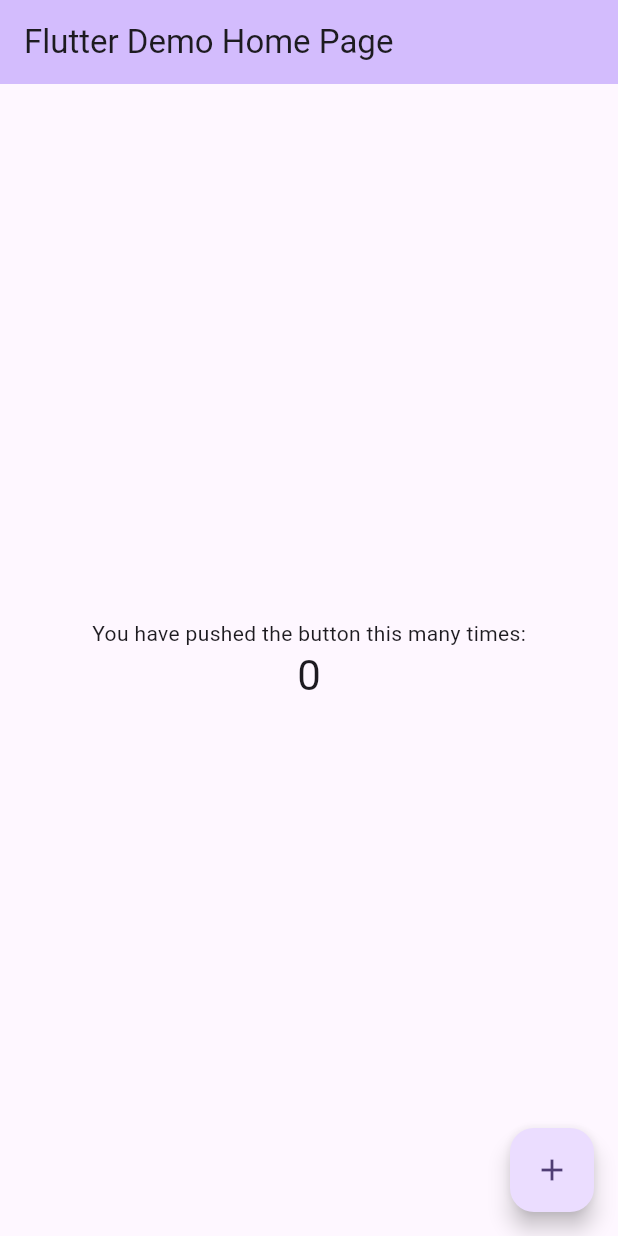
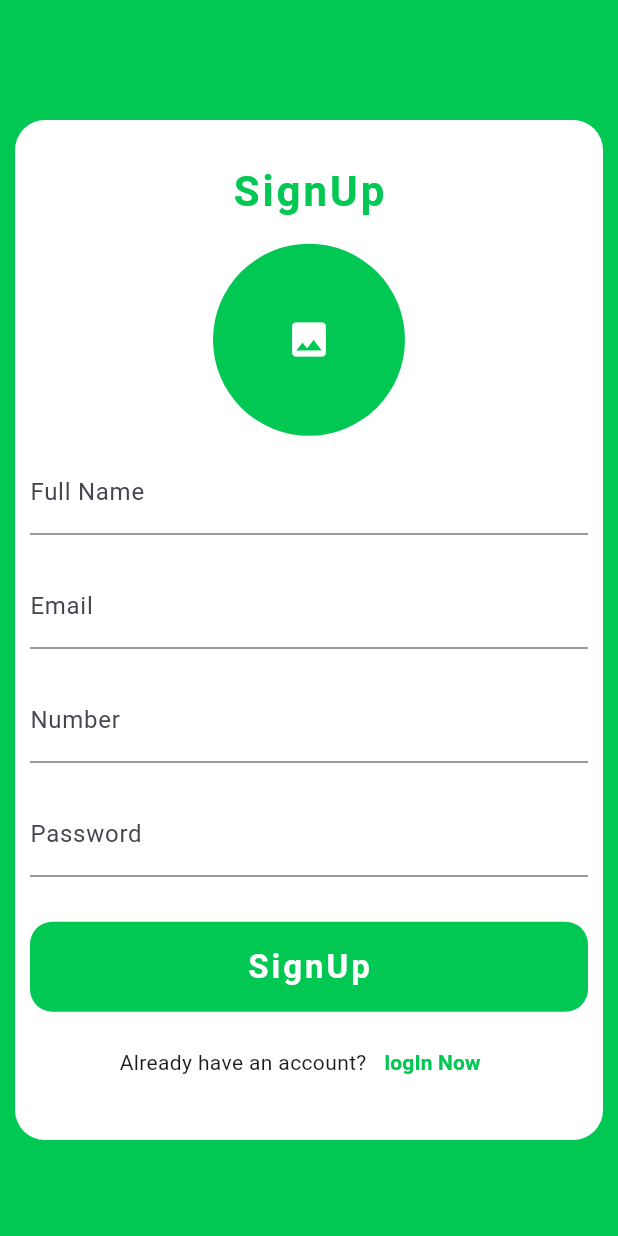
Before and after one commit to meethmistry/basic_crud_application-flutter, a Flutter app: the screen it shows after launch, on a phone screen of 412 x 824 dp. Run offline on Flutter 3.47's test engine with Material 3 defaults, Android fonts, the phone set to English and light mode, and no system bars.

Commit message:
ui for login and sign up screen

```diff
--- a/lib/main.dart
+++ b/lib/main.dart
@@ -1,3 +1,4 @@
+import 'package:basic_crud_application/views/auth/registration_screen.dart';
 import 'package:flutter/material.dart';
 
 void main() {
@@ -7,119 +8,16 @@ void main() {
 class MyApp extends StatelessWidget {
   const MyApp({super.key});
 
-  // This widget is the root of your application.
   @override
   Widget build(BuildContext context) {
     return MaterialApp(
+      debugShowCheckedModeBanner: false,
       title: 'Flutter Demo',
       theme: ThemeData(
-        // This is the theme of your application.
-        //
-        // TRY THIS: Try running your application with "flutter run". You'll see
-        // the application has a purple toolbar. Then, without quitting the app,
-        // try changing the seedColor in the colorScheme below to Colors.green
-        // and then invoke "hot reload" (save your changes or press the "hot
-        // reload" button in a Flutter-supported IDE, or press "r" if you used
-        // the command line to start the app).
-        //
-        // Notice that the counter didn't reset back to zero; the application
-        // state is not lost during the reload. To reset the state, use hot
-        // restart instead.
-        //
-        // This works for code too, not just values: Most code changes can be
-        // tested with just a hot reload.
         colorScheme: ColorScheme.fromSeed(seedColor: Colors.deepPurple),
         useMaterial3: true,
       ),
-      home: const MyHomePage(title: 'Flutter Demo Home Page'),
+      home: RegistrationScreen()
     );
   }
 }
-
-class MyHomePage extends StatefulWidget {
-  const MyHomePage({super.key, required this.title});
-
-  // This widget is the home page of your application. It is stateful, meaning
-  // that it has a State object (defined below) that contains fields that affect
-  // how it looks.
-
-  // This class is the configuration for the state. It holds the values (in this
-  // case the title) provided by the parent (in this case the App widget) and
-  // used by the build method of the State. Fields in a Widget subclass are
-  // always marked "final".
-
-  final String title;
-
-  @override
-  State<MyHomePage> createState() => _MyHomePageState();
-}
-
-class _MyHomePageState extends State<MyHomePage> {
-  int _counter = 0;
-
-  void _incrementCounter() {
-    setState(() {
-      // This call to setState tells the Flutter framework that something has
-      // changed in this State, which causes it to rerun the build method below
-      // so that the display can reflect the updated values. If we changed
-      // _counter without calling setState(), then the build method would not be
-      // called again, and so nothing would appear to happen.
-      _counter++;
-    });
-  }
-
-  @override
-  Widget build(BuildContext context) {
-    // This method is rerun every time setState is called, for instance as done
-    // by the _incrementCounter method above.
-    //
-    // The Flutter framework has been optimized to make rerunning build methods
-    // fast, so that you can just rebuild anything that needs updating rather
-    // than having to individually change instances of widgets.
-    return Scaffold(
-      appBar: AppBar(
-        // TRY THIS: Try changing the color here to a specific color (to
-        // Colors.amber, perhaps?) and trigger a hot reload to see the AppBar
-        // change color while the other colors stay the same.
-        backgroundColor: Theme.of(context).colorScheme.inversePrimary,
-        // Here we take the value from the MyHomePage object that was created by
-        // the App.build method, and use it to set our appbar title.
-        title: Text(widget.title),
-      ),
-      body: Center(
-        // Center is a layout widget. It takes a single child and positions it
-        // in the middle of the parent.
-        child: Column(
-          // Column is also a layout widget. It takes a list of children and
-          // arranges them vertically. By default, it sizes itself to fit its
-          // children horizontally, and tries to be as tall as its parent.
-          //
-          // Column has various properties to control how it sizes itself and
-          // how it positions its children. Here we use mainAxisAlignment to
-          // center the children vertically; the main axis here is the vertical
-          // axis because Columns are vertical (the cross axis would be
-          // horizontal).
-          //
-          // TRY THIS: Invoke "debug painting" (choose the "Toggle Debug Paint"
-          // action in the IDE, or press "p" in the console), to see the
-          // wireframe for each widget.
-          mainAxisAlignment: MainAxisAlignment.center,
-          children: <Widget>[
-            const Text(
-              'You have pushed the button this many times:',
-            ),
-            Text(
-              '$_counter',
-              style: Theme.of(context).textTheme.headlineMedium,
-            ),
-          ],
-        ),
-      ),
-      floatingActionButton: FloatingActionButton(
-        onPressed: _incrementCounter,
-        tooltip: 'Increment',
-        child: const Icon(Icons.add),
-      ), // This trailing comma makes auto-formatting nicer for build methods.
-    );
-  }
-}
--- /dev/null
+++ b/lib/views/auth/registration_screen.dart
@@ -0,0 +1,138 @@
+import 'package:basic_crud_application/views/auth/login_screen.dart';
+import 'package:flutter/material.dart';
+
+class RegistrationScreen extends StatelessWidget {
+  const RegistrationScreen({super.key});
+
+  @override
+  Widget build(BuildContext context) {
+    return Scaffold(
+      backgroundColor: Colors.greenAccent.shade700,
+      body: SingleChildScrollView(
+        child: Column(
+          mainAxisAlignment: MainAxisAlignment.center,
+          children: [
+            Center(
+              child: Container(
+                margin: EdgeInsets.only(top: 80),
+                alignment: Alignment.center,
+                height: 680,
+                width: MediaQuery.sizeOf(context).width - 20,
+                decoration: BoxDecoration(
+                  color: Colors.white,
+                  borderRadius: BorderRadius.circular(20),
+                ),
+                child: Center(
+                  child: Column(
+                    mainAxisAlignment: MainAxisAlignment.center,
+                    children: [
+                      Text(
+                        "SignUp",
+                        style: TextStyle(
+                            color: Colors.greenAccent.shade700,
+                            fontWeight: FontWeight.bold,
+                            letterSpacing: 2,
+                            fontSize: 28),
+                      ),
+                      SizedBox(
+                        height: 15,
+                      ),
+                      CircleAvatar(
+                        radius: 64,
+                        backgroundColor: Colors.greenAccent.shade700,
+                        child: IconButton(
+                            onPressed: () {},
+                            icon: Icon(
+                              Icons.photo,
+                              color: Colors.white,
+                              size: 30,
+                            )),
+                      ),
+                      Padding(
+                        padding: const EdgeInsets.all(10.0),
+                        child: TextFormField(
+                          decoration: InputDecoration(
+                            labelText: "Full Name",
+                          ),
+                        ),
+                      ),
+                      Padding(
+                        padding: const EdgeInsets.all(10.0),
+                        child: TextFormField(
+                          decoration: InputDecoration(
+                            labelText: "Email",
+                          ),
+                        ),
+                      ),
+                      Padding(
+                        padding: const EdgeInsets.all(10.0),
+                        child: TextFormField(
+                          decoration: InputDecoration(
+                            labelText: "Number",
+                          ),
+                        ),
+                      ),
+                      Padding(
+                        padding: const EdgeInsets.all(10.0),
+                        child: TextFormField(
+                          decoration: InputDecoration(
+                            labelText: "Password",
+                          ),
+                        ),
+                      ),
+                      SizedBox(
+                        height: 20,
+                      ),
+                      Container(
+                        alignment: Alignment.center,
+                        height: 60,
+                        width: MediaQuery.sizeOf(context).width - 40,
+                        decoration: BoxDecoration(
+                          color: Colors.greenAccent.shade700,
+                          borderRadius: BorderRadius.circular(15),
+                        ),
+                        child: Text(
+                          "SignUp",
+                          style: TextStyle(
+                              color: Colors.white,
+                              fontWeight: FontWeight.bold,
+                              letterSpacing: 2,
+                              fontSize: 22),
+                        ),
+                      ),
+                      SizedBox(
+                        height: 10,
+                      ),
+                      Row(
+                        mainAxisAlignment: MainAxisAlignment.center,
+                        children: [
+                          Text("Already have an account?"),
+                          TextButton(
+                              onPressed: () {
+                                Navigator.push(context, MaterialPageRoute(
+                                  builder: (context) {
+                                    return LoginScreen();
+                                  },
+                                ));
+                              },
+                              child: Text(
+                                "logIn Now",
+                                style: TextStyle(
+                                  color: Colors.greenAccent.shade700,
+                                  fontWeight: FontWeight.bold,
+                                  // letterSpacing: 2,
+                                ),
+                              ))
+                        ],
+                      )
+                    ],
+                  ),
+                ),
+              ),
+            ),
+          ],
+        ),
+      ),
+    );
+  }
+}
```
Also changed, not shown: lib/views/auth/login_screen.dart (added, +111 -0 lines).
